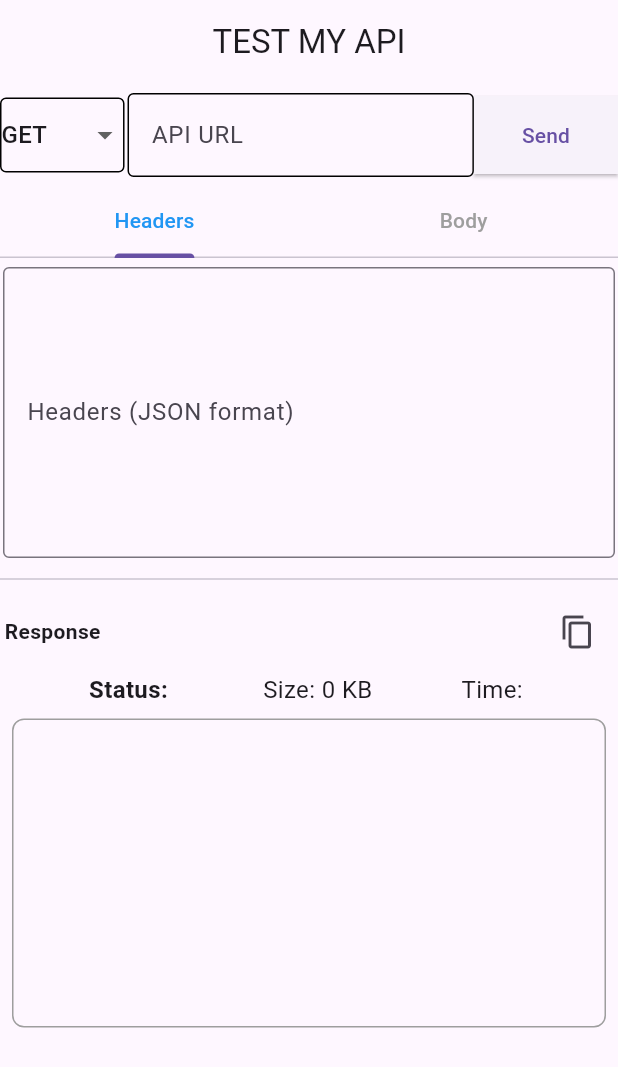
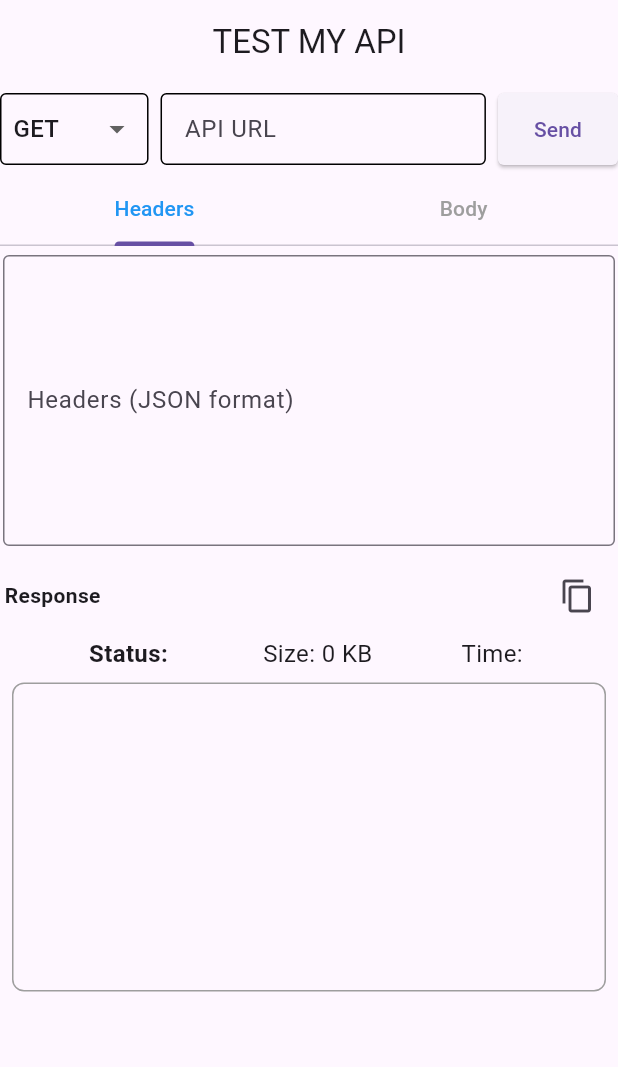
Before and after one commit to neelakandanz/Test-My-Api, a Flutter app: the screen it shows after launch, on a phone screen of 412 x 824 dp. Shown: the top 1067 px of the screen. Run offline on Flutter 3.47's test engine with Material 3 defaults, Android fonts, the phone set to English and light mode, and no system bars; our stand-ins replace dio, get.

Commit message:
fixed sent button size

```diff
--- a/lib/app/mvc/view/tester_home.dart
+++ b/lib/app/mvc/view/tester_home.dart
@@ -46,11 +46,14 @@ class ApiTesterHomeState extends State<ApiTesterHome>
               padding: const EdgeInsets.symmetric(vertical: 6.0),
               child: Row(
                 children: [
+                  // Dropdown Button
                   Container(
+                    height: 48, // Set a consistent height
                     decoration: BoxDecoration(
                       border: Border.all(color: Colors.black, width: 1),
                       borderRadius: BorderRadius.circular(4),
                     ),
+                    padding: const EdgeInsets.symmetric(horizontal: 8),
                     child: DropdownButton<String>(
                       underline: Container(),
                       value: _selectedMethod,
@@ -67,12 +70,21 @@ class ApiTesterHomeState extends State<ApiTesterHome>
                       },
                     ),
                   ),
-                  const SizedBox(width: 2),
+                  const SizedBox(width: 8), // Add spacing between elements
+
+                  // URL Input Field
                   Expanded(
+                    child: SizedBox(
+                      height: 48, // Match height with other widgets
                       child: UrlInputField(controller: _urlController),
                     ),
-                  const SizedBox(width: 0),
-                  Obx(
+                  ),
+                  const SizedBox(width: 8), // Add spacing between elements
+
+                  // Elevated Button
+                  SizedBox(
+                    height: 48, // Match height with other widgets
+                    child: Obx(
                       () => ElevatedButton(
                         onPressed: _apiController.isLoading.value
                             ? null
@@ -87,19 +99,18 @@ class ApiTesterHomeState extends State<ApiTesterHome>
                                 );
                               },
                         style: ElevatedButton.styleFrom(
-                        shape: const RoundedRectangleBorder(
-                          borderRadius: BorderRadius.zero,
-                        ),
-                        padding: const EdgeInsets.symmetric(
-                          vertical: 16,
-                          horizontal: 32,
+                          shape: RoundedRectangleBorder(
+                            borderRadius:
+                                BorderRadius.circular(4), // Match corner radius
                           ),
                         ),
                         child: _apiController.isLoading.value
-                          ? const CircularProgressIndicator(color: Colors.white)
+                            ? const CircularProgressIndicator(
+                                color: Colors.white)
                             : const Text('Send'),
                       ),
-                  )
+                    ),
+                  ),
                 ],
               ),
             ),
@@ -146,7 +157,7 @@ class ApiTesterHomeState extends State<ApiTesterHome>
                 ],
               ),
             ),
-            const Divider(),
+           // const Divider(),
             Padding(
               padding: const EdgeInsets.all(3.0),
               child: Row(
```
Lines whose indentation alone changed are shown as unchanged.
